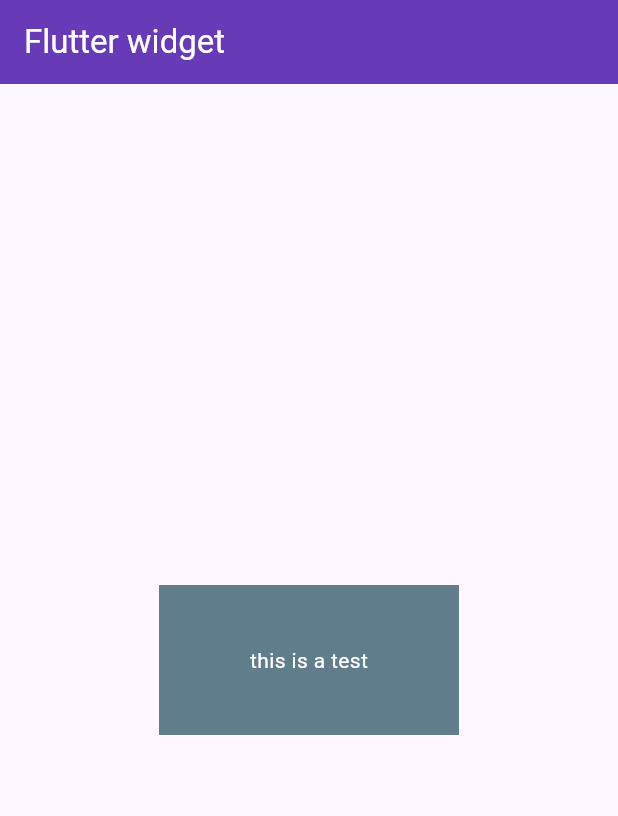
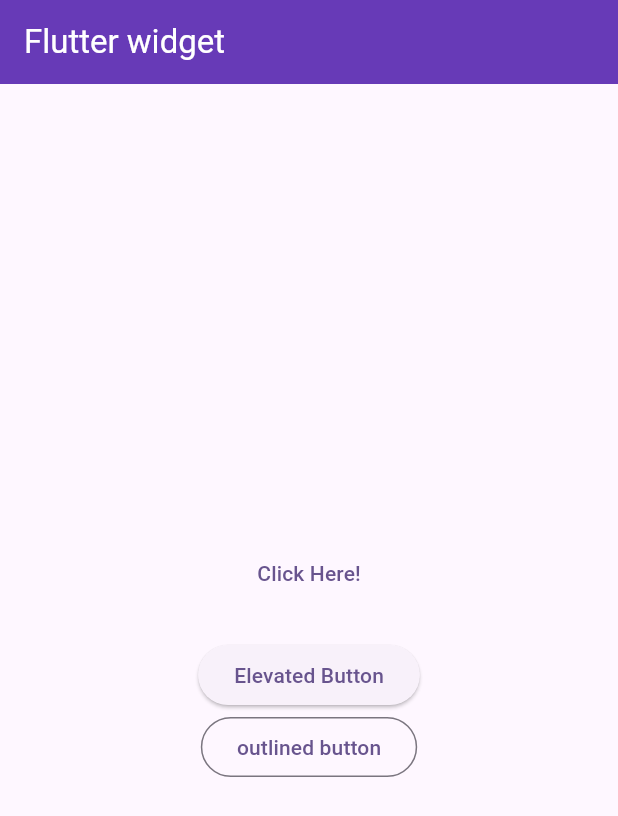
Before and after one commit to kritiadhikari135/flutterLearning, a Flutter app: the screen it shows after launch, on a phone screen of 412 x 824 dp. Shown: the top 816 px of the screen. Run offline on Flutter 3.47's test engine with Material 3 defaults, Android fonts, the phone set to English and light mode, and no system bars.

Commit message:
flutter button

```diff
--- a/Flutter_widgets/lib/main.dart
+++ b/Flutter_widgets/lib/main.dart
@@ -1,4 +1,5 @@
 import 'package:flutter/material.dart';
+import 'dart:developer' as developer; // Importing dart:developer for the log function
 
 void main() {
   runApp(const MyApp());
@@ -52,26 +53,26 @@ class _MyHomePageState extends State<MyHomePage> {
     return Scaffold(
       appBar: AppBar(
 
-        title: Text('Flutter widget'),
+        title:const  Text('Flutter widget'),
       ),
       // body: Center(
       //   child:Text('Hello world',  style: TextStyle(fontSize: 25),),
       // ) center widgetss.....
 
 
-      body: Center(
-        child: Container(
-          width:200,
-          height:100,
-          color: Colors.blueGrey,
-          child:Center(child: Text('this is a test', style: TextStyle(color:Colors.white),),
-
-
-          )
-
-        ),
-
-      )
+      // body: Center(
+      //   child: Container(
+      //     width:200,
+      //     height:100,
+      //     color: Colors.blueGrey,
+      //     child:Center(child: Text('this is a test', style: TextStyle(color:Colors.white),),
+      //
+      //
+      //     )
+      //
+      //   ),
+      //
+      // )
 
 
       // body:  Center(
@@ -85,10 +86,46 @@ class _MyHomePageState extends State<MyHomePage> {
       //
       //       );
       // ),
-    );
 
 
 
-
+      // text wedgets
+      // body: Text('test wedgets', style:TextStyle(
+      //   fontSize: 35,
+      //   color: Colors.lightBlue,
+      //   fontWeight: FontWeight.bold,
+      //   backgroundColor: Colors.cyan,
+      //
+      // ),)
+      body: Center(
+        child: Column(
+          mainAxisAlignment: MainAxisAlignment.center,
+          children: [
+            TextButton(
+              onPressed: () {
+                developer.log('Text button pressed'); // Using developer.log instead of print
+              },
+              onLongPress: () {
+                developer.log('Long press on text button'); // Using developer.log instead of print
+              },
+              child: const Text("Click Here!"),
+            ),
+            const SizedBox(height: 20), // Spacer between buttons
+            ElevatedButton(
+              onPressed: () {
+                developer.log('Elevated button pressed'); // Using developer.log instead of print
+              },
+              onLongPress: (){
+                print('elevated button');
+              },
+              child: const Text('Elevated Button'),
+            ),
+            OutlinedButton(onPressed: (){
+              developer.log("outlined button");
+            }, child: const Text('outlined button'))
+          ],
+        ),
+      ),
+    );
   }
 }
```
